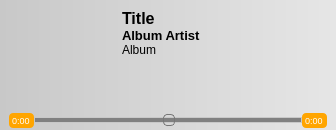
Qt form src/miniplayer.ui (Gearlux/GDeskTunes) before a commit.
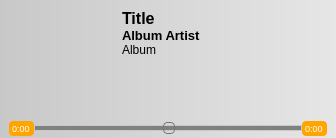
The same form after that commit. Icons and pictures are not drawn. Custom widgets are drawn as their Qt base class.

The edit to the form file:
```diff
--- a/src/miniplayer.ui
+++ b/src/miniplayer.ui
@@ -7,7 +7,7 @@
     <x>0</x>
     <y>0</y>
     <width>336</width>
-    <height>130</height>
+    <height>138</height>
    </rect>
   </property>
   <property name="maximumSize">
```
Left out of the diff: 20 changed lines with no effect on the pictures.
